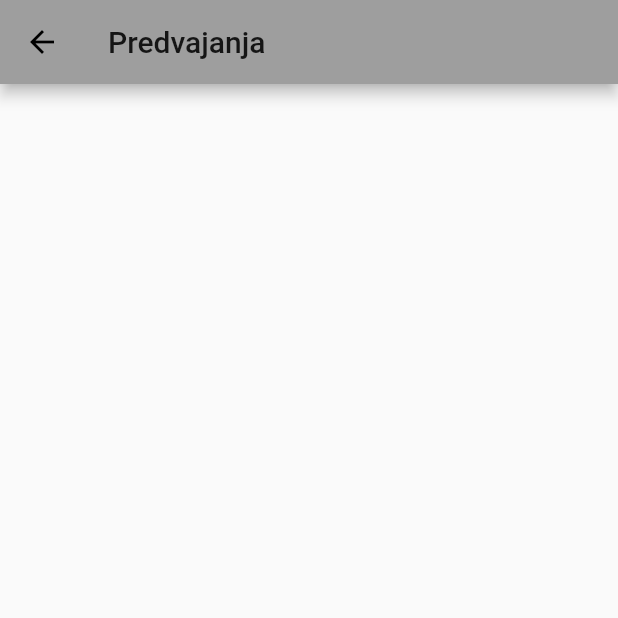
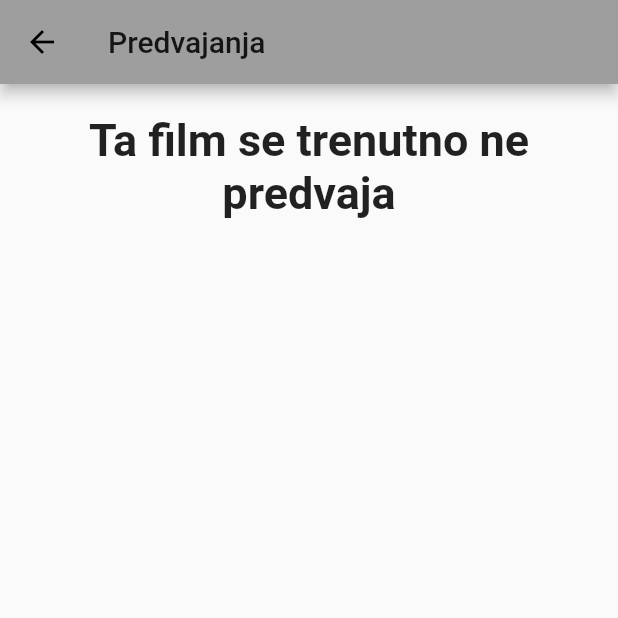
Before and after one commit to jrizmal/is-kino-app, a Flutter app: the ShowingPage screen opened directly, on a phone screen of 412 x 824 dp, the top half of it. Run offline on Flutter 3.47's test engine with Material 2 defaults, Android fonts, the phone set to English and light mode, and no system bars; network calls fail.

Commit message:
predvajanja, prikaz filmov

```diff
--- a/lib/components/movie-item.dart
+++ b/lib/components/movie-item.dart
@@ -14,7 +14,9 @@ class MovieItem extends StatelessWidget {
         onTap: () {
           print("movie tapped");
           Navigator.of(context).push(MaterialPageRoute(builder: (ctx) {
-            return ShowingPage();
+            return ShowingPage(
+              movie: movie,
+            );
           }));
         },
         child: Card(
--- a/lib/main.dart
+++ b/lib/main.dart
@@ -40,14 +40,16 @@ class _MyHomePageState extends State<MyHomePage> {
 
   void fetchMovies() async {
     http.Response res =
-        await http.get("https://is-kino.azurewebsites.net/api/Movie");
+        await http.get("https://is-kino.azurewebsites.net/api/movie");
     var json = jsonDecode(res.body);
+    print(json);
     List<Movie> mvs = [];
     for (var m in json) {
       mvs.add(
         Movie(
           title: m["title"],
           rating: m["rating"],
+          id: m["movieID"],
         ),
       );
     }
@@ -60,7 +62,7 @@ class _MyHomePageState extends State<MyHomePage> {
     print("movie list building");
     List<Widget> moviesItems = [];
     for (Movie movie in this.movies) {
-      print(movie);
+      // print(movie);
       moviesItems.add(new MovieItem(
         movie: movie,
       ));
--- a/lib/models/Movie.dart
+++ b/lib/models/Movie.dart
@@ -1,6 +1,7 @@
 class Movie {
+  int id;
   String title;
   String rating;
 
-  Movie({this.title, this.rating});
+  Movie({this.title, this.rating, this.id});
 }
--- /dev/null
+++ b/lib/models/Showing.dart
@@ -0,0 +1,6 @@
+class Showing {
+  int id;
+  DateTime time;
+
+  Showing({this.id, this.time});
+}
--- a/lib/pages/showing-page.dart
+++ b/lib/pages/showing-page.dart
@@ -1,12 +1,108 @@
+import 'dart:convert';
+import 'dart:developer';
+
 import 'package:flutter/material.dart';
+import 'package:intl/intl.dart';
+import 'package:iskinoapp/models/Movie.dart';
+import 'package:http/http.dart' as http;
+import 'package:iskinoapp/models/Showing.dart';
+import 'package:iskinoapp/pages/seat-reservation-page.dart';
 
-class ShowingPage extends StatelessWidget {
+class ShowingPage extends StatefulWidget {
+  final Movie movie;
+
+  ShowingPage({this.movie});
+
+  @override
+  _ShowingPageState createState() => _ShowingPageState();
+}
+
+class _ShowingPageState extends State<ShowingPage> {
+  List<Showing> showings = [];
+
+  @override
+  void initState() {
+    // log(widget.movie.toString());
+    this.fetchShowings();
+    super.initState();
+  }
+
+  void fetchShowings() async {
+    log(widget.movie.toString());
+    http.Response res = await http.get(
+        "https://is-kino.azurewebsites.net/api/showing/" +
+            widget.movie.id.toString());
+    var json = jsonDecode(res.body);
+    List<Showing> showings = [];
+    for (var showing in json) {
+      // log(showing.toString());
+      Showing s = new Showing(
+          id: showing["showingID"], time: DateTime.parse(showing["startTime"]));
+      // log(s.time.toString());
+
+      showings.add(s);
+    }
+    showings.sort((s1, s2) {
+      return s1.time.compareTo(s2.time);
+    });
+    setState(() {
+      this.showings = showings;
+    });
+  }
+
+  List<Widget> getShowingListItems(ctx) {
+    List<Widget> items = [];
+    if (this.showings.length <= 0) {
+      items.add(Padding(
+          padding: EdgeInsets.all(20),
+          child: Center(
+              child: Text(
+            "Ta film se trenutno ne predvaja",
+            style: TextStyle(
+              fontWeight: FontWeight.bold,
+              fontSize: 30,
+            ),
+            textAlign: TextAlign.center,
+          ))));
+    }
+    DateFormat df = DateFormat("d. MMMM y");
+    for (Showing sh in this.showings) {
+      Widget w = new Card(
+        child: GestureDetector(
+          onTap: () {
+            Navigator.of(ctx).push(new MaterialPageRoute(builder: (ctx) {
+              return SeatReservationPage();
+            }));
+          },
+          child: Padding(
+            padding: const EdgeInsets.all(8.0),
+            child: Row(
+              mainAxisAlignment: MainAxisAlignment.spaceBetween,
+              children: [
+                Text(
+                  df.format(sh.time),
+                  style: TextStyle(fontWeight: FontWeight.bold, fontSize: 20),
+                ),
+                Icon(Icons.keyboard_arrow_right),
+              ],
+            ),
+          ),
+        ),
+      );
+      items.add(w);
+    }
+    return items;
+  }
+
   @override
   Widget build(BuildContext context) {
     return Scaffold(
-        appBar: AppBar(
-          title: Text("Predvajanja"),
-        ),
-        body: null);
+      appBar: AppBar(
+        title: Text("Predvajanja"),
+      ),
+      body: ListView(
+        children: getShowingListItems(context),
+      ),
+    );
   }
 }
--- a/pubspec.yaml
+++ b/pubspec.yaml
@@ -24,6 +24,7 @@ dependencies:
   flutter:
     sdk: flutter
   http:
+  intl: ^0.16.1
 
 
   # The following adds the Cupertino Icons font to your application.
```
Also changed, not shown: lib/pages/seat-reservation-page.dart (added, +26 -0 lines), pubspec.lock.
